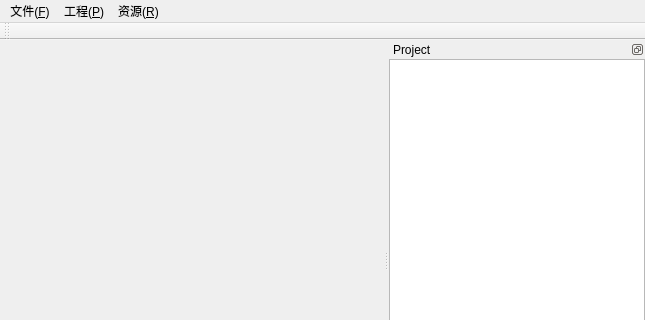
This is Editor/editor.ui in dontpanic92/FoOTOo-Strike as Qt 5 draws it before an edit; both pictures show x 0 to 645 and y 0 to 320 of the 645 by 502 pixel window. The edited form follows.
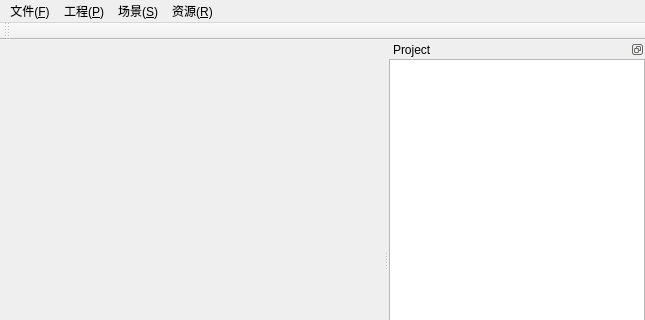
This is the edited form. Custom widgets are drawn as their Qt base class.

Commit message: object properties in editor

Diff of the .ui file:
```diff
--- a/Editor/editor.ui
+++ b/Editor/editor.ui
@@ -70,8 +70,16 @@
     </property>
     <addaction name="action_S"/>
    </widget>
+   <widget class="QMenu" name="menu_S">
+    <property name="title">
+     <string>场景(&amp;S)</string>
+    </property>
+    <addaction name="actionNewSceneNode"/>
+    <addaction name="actionNewPhysicsNode"/>
+   </widget>
    <addaction name="menuAaa"/>
    <addaction name="menu_P"/>
+   <addaction name="menu_S"/>
    <addaction name="menu_I"/>
   </widget>
   <widget class="QToolBar" name="mainToolBar">
```
Left out of the diff: 10 changed lines with no effect on the pictures. The commit also changes 31 other files.
